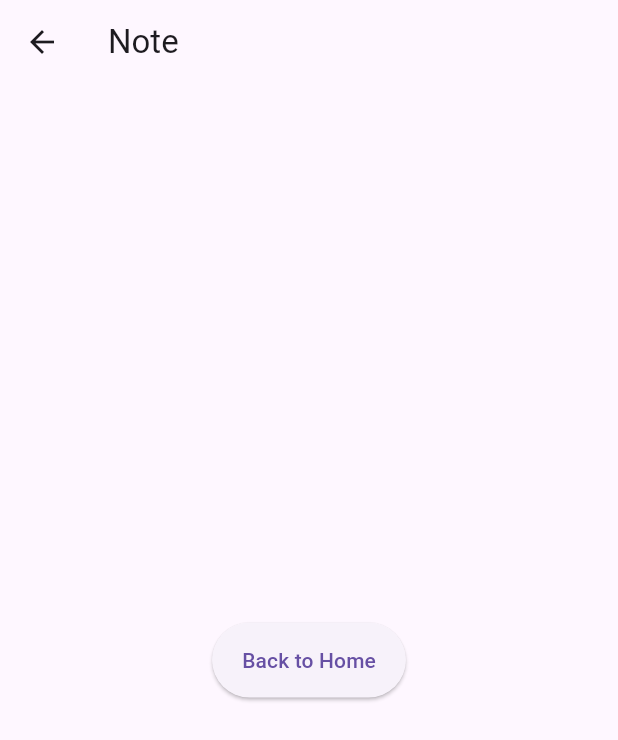
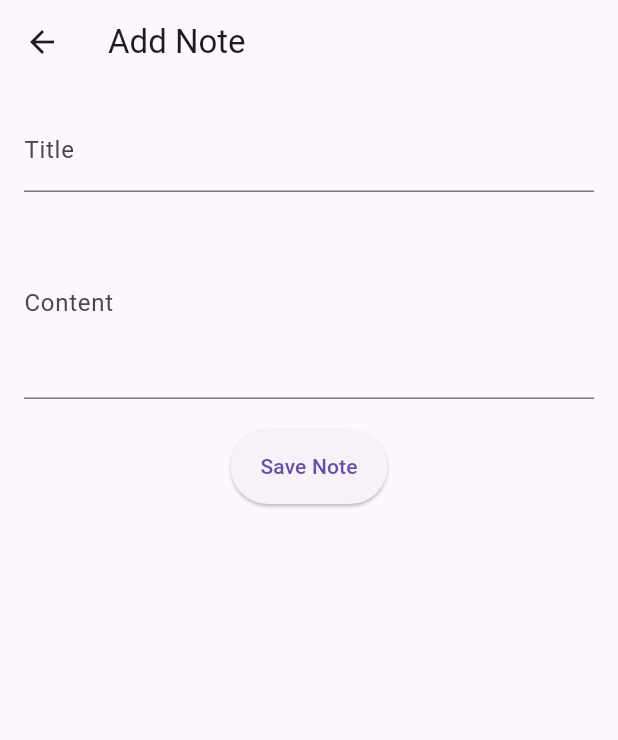
Before and after one commit to ra-hul-rv/Notes, a Flutter app: the NotePage screen opened by its route, on a phone screen of 412 x 824 dp. Shown: the top 740 px of the screen. Run offline on Flutter 3.47's test engine with Material 3 defaults, Android fonts, the phone set to English and light mode, and no system bars; our stand-ins replace auto_route.

Commit message:
Added function to add notes

```diff
--- a/lib/app/view/app.dart
+++ b/lib/app/view/app.dart
@@ -9,8 +9,9 @@ class MyApp extends StatelessWidget {
   Widget build(BuildContext context) {
     final appRouter = AppRouter();
     return MaterialApp.router(
+      debugShowCheckedModeBanner: false,
       routerConfig: appRouter.config(),
-      title: 'Auto Route Demo',
+      title: 'Note',
       theme: ThemeData(primarySwatch: Colors.blue),
     );
   }
--- /dev/null
+++ b/lib/domain/model/note.dart
@@ -0,0 +1,11 @@
+class Note {
+  final String title;
+  final String content;
+  final String date;
+
+  Note({
+    required this.title,
+    required this.content,
+    required this.date,
+  });
+}
--- a/lib/presentation/feature/home/home.dart
+++ b/lib/presentation/feature/home/home.dart
@@ -1,28 +1,48 @@
 import 'package:auto_route/auto_route.dart';
 import 'package:flutter/material.dart';
+import 'package:notes/app/router/router.gr.dart';
+import 'package:notes/domain/model/note.dart';
 import 'package:notes/presentation/feature/home/widgets/single_note_box.dart';
 
 @RoutePage()
-class HomePage extends StatelessWidget {
+class HomePage extends StatefulWidget {
   const HomePage({super.key});
 
   static const String path = '/';
+
+  @override
+  State<HomePage> createState() => _HomePageState();
+}
+
+class _HomePageState extends State<HomePage> {
+  final List<Note> notes = [];
+
+  void _addNote(Note note) {
+    setState(() => notes.add(note));
+  }
+
+  void _navigateToNotePage() async {
+    final newNote = await context.pushRoute<Note>(
+      NoteRoute(),
+    );
+
+    if (newNote != null) {
+      _addNote(newNote);
+    }
+  }
+
   @override
   Widget build(BuildContext context) {
-    void onPressedEvent() {
-      print('Floating Button Pressed');
-    }
-
-    return MaterialApp(
-      debugShowCheckedModeBanner: false,
-      home: Scaffold(
-        appBar: AppBar(title: const Text('Home')),
-        body: Column(children: [SingleNoteBox()]),
-        floatingActionButton: FloatingActionButton(
-          onPressed: onPressedEvent,
-          tooltip: 'Add Item',
-          child: Icon(Icons.add),
-        ),
+    return Scaffold(
+      appBar: AppBar(title: const Text('Home')),
+      body: ListView.builder(
+        itemCount: notes.length,
+        itemBuilder: (_, index) => SingleNoteBox(note: notes[index]),
+      ),
+      floatingActionButton: FloatingActionButton(
+        onPressed: _navigateToNotePage,
+        tooltip: 'Add Item',
+        child: const Icon(Icons.add),
       ),
     );
   }
--- a/lib/presentation/feature/notes/notes.dart
+++ b/lib/presentation/feature/notes/notes.dart
@@ -1,21 +1,53 @@
 import 'package:auto_route/auto_route.dart';
 import 'package:flutter/material.dart';
+import 'package:notes/domain/model/note.dart';
 import 'package:notes/presentation/common/btn/custom_button.dart';
 
 @RoutePage()
 class NotePage extends StatelessWidget {
-  const NotePage({super.key});
-
+  NotePage({super.key});
   static const String path = '/note';
+  final TextEditingController _titleController = TextEditingController();
+  final TextEditingController _contentController = TextEditingController();
 
   @override
   Widget build(BuildContext context) {
     return Scaffold(
-      appBar: AppBar(title: const Text('Note')),
-      body: Center(
-        child: CustomButton(
-          label: 'Back to Home',
-          onPressed: () => context.router.maybePop(),
+      appBar: AppBar(title: const Text('Add Note')),
+      body: Padding(
+        padding: const EdgeInsets.all(16.0),
+        child: Column(
+          children: [
+            TextField(
+              controller: _titleController,
+              decoration: const InputDecoration(labelText: 'Title'),
+            ),
+            const SizedBox(height: 10),
+            TextField(
+              controller: _contentController,
+              decoration: const InputDecoration(labelText: 'Content'),
+              maxLines: 4,
+            ),
+            const SizedBox(height: 20),
+            CustomButton(
+              label: 'Save Note',
+              onPressed: () {
+                final title = _titleController.text.trim();
+                final content = _contentController.text.trim();
+
+                if (title.isNotEmpty || content.isNotEmpty) {
+                  final note = Note(
+                    title: title,
+                    content: content,
+                    date: DateTime.now().toIso8601String(),
+                  );
+                  context.router.maybePop(note);
+                } else {
+                  context.router.maybePop();
+                }
+              },
+            ),
+          ],
         ),
       ),
     );
```
Also changed, not shown: lib/presentation/feature/home/widgets/single_note_box.dart (+20 -26 lines), lib/app/router/router.gr.dart, pubspec.lock.
